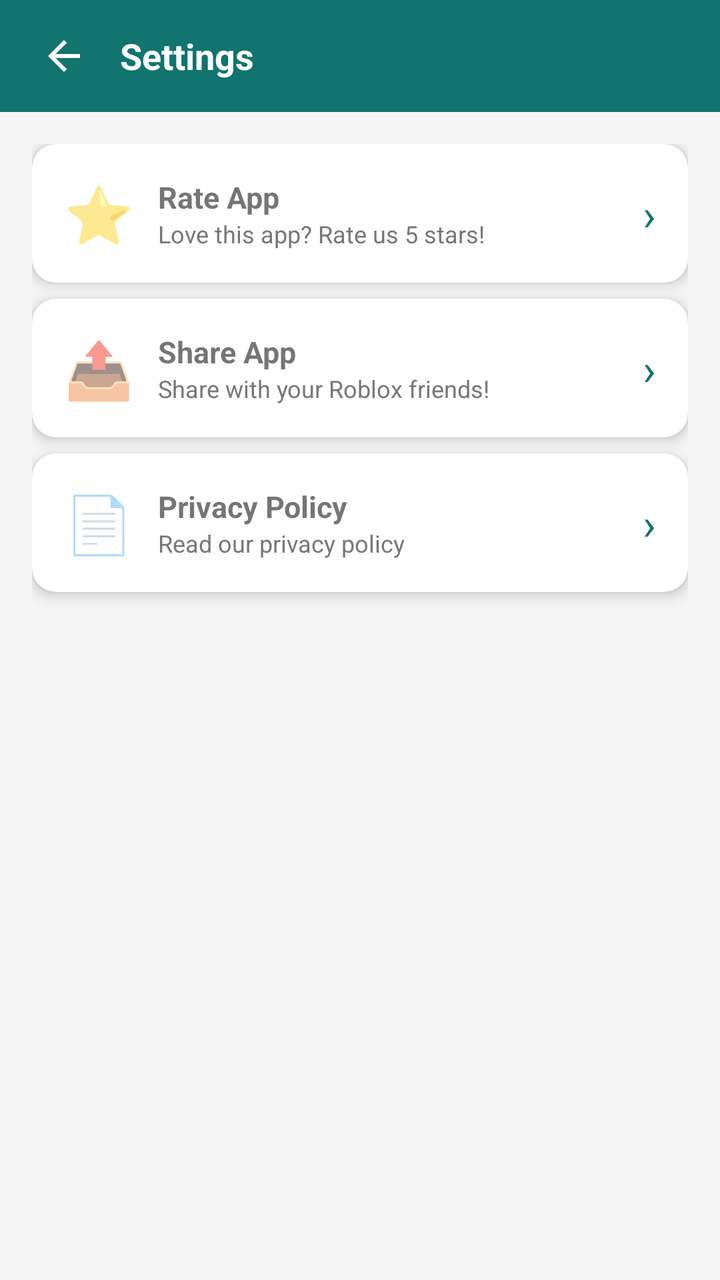
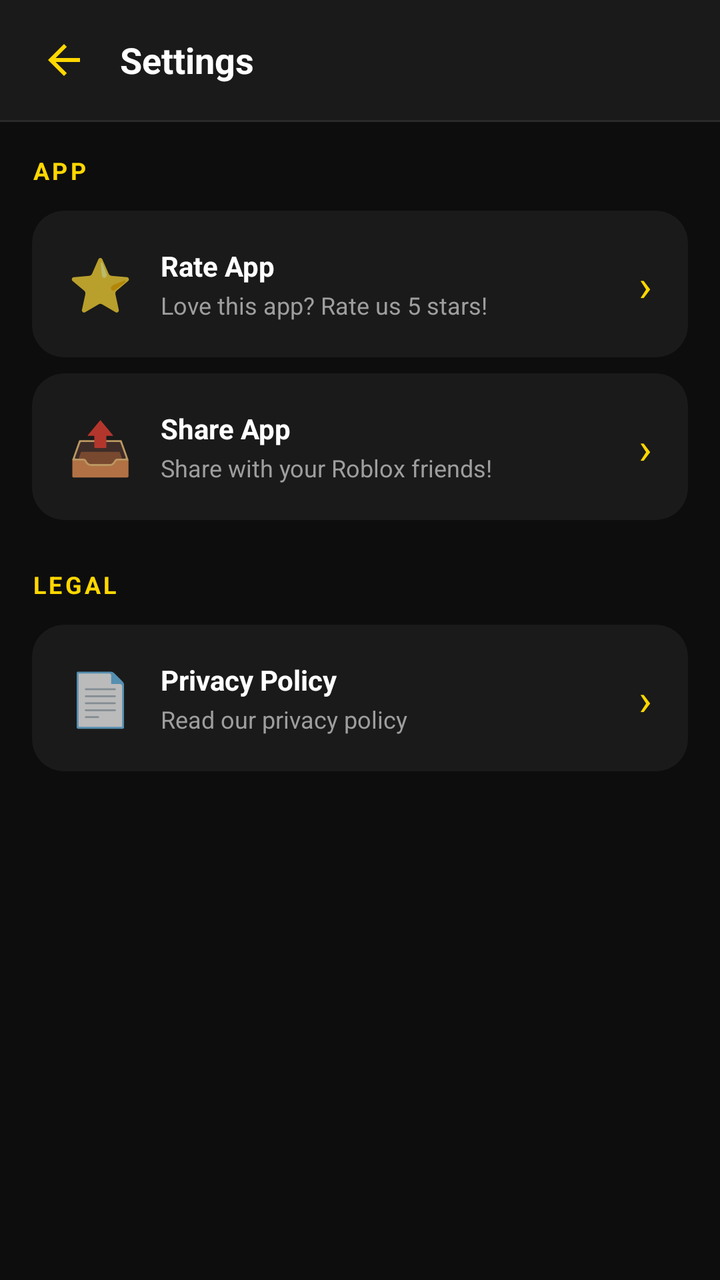

Screens rendered from an Android XML layout before and after an edit, with the pre-edit source and the edit as a unified diff.
<!-- AndroidManifest.xml: application theme Theme.RbxCalculatorRoboxCounter -->
<!-- res/layout/activity_setting.xml -->
<?xml version="1.0" encoding="utf-8"?>
<LinearLayout xmlns:android="http://schemas.android.com/apk/res/android"
    android:layout_width="match_parent"
    android:layout_height="match_parent"
    android:orientation="vertical"
    android:background="#F5F5F5">

    <LinearLayout android:layout_width="match_parent" android:layout_height="56dp"
        android:background="@color/theme_color" android:orientation="horizontal"
        android:gravity="center_vertical" android:paddingHorizontal="8dp">
        <ImageButton android:id="@+id/btnBack" android:layout_width="48dp" android:layout_height="48dp"
            android:background="?attr/selectableItemBackgroundBorderless"
            android:src="@drawable/ic_back_arrow" android:tint="#FFFFFF" android:contentDescription="Back"/>
        <TextView android:layout_width="0dp" android:layout_height="wrap_content" android:layout_weight="1"
            android:text="Settings" android:textColor="#FFFFFF" android:textSize="18sp"
            android:textStyle="bold" android:layout_marginStart="4dp"/>
    </LinearLayout>

    <ScrollView android:layout_width="match_parent" android:layout_height="0dp" android:layout_weight="1">
        <LinearLayout android:layout_width="match_parent" android:layout_height="wrap_content"
            android:orientation="vertical" android:padding="16dp">

            <androidx.cardview.widget.CardView xmlns:app="http://schemas.android.com/apk/res-auto"
                android:id="@+id/btnRate" android:layout_width="match_parent" android:layout_height="wrap_content"
                android:layout_marginBottom="8dp" app:cardCornerRadius="12dp" app:cardElevation="4dp">
                <LinearLayout android:layout_width="match_parent" android:layout_height="wrap_content"
                    android:orientation="horizontal" android:padding="16dp" android:gravity="center_vertical">
                    <TextView android:layout_width="wrap_content" android:layout_height="wrap_content"
                        android:text="⭐" android:textSize="28sp"/>
                    <LinearLayout android:layout_width="0dp" android:layout_height="wrap_content"
                        android:layout_weight="1" android:orientation="vertical" android:layout_marginStart="12dp">
                        <TextView android:layout_width="wrap_content" android:layout_height="wrap_content"
                            android:text="Rate App" android:textStyle="bold" android:textSize="15sp"/>
                        <TextView android:layout_width="wrap_content" android:layout_height="wrap_content"
                            android:text="Love this app? Rate us 5 stars!" android:textSize="12sp"
                            android:textColor="#777777"/>
                    </LinearLayout>
                    <TextView android:layout_width="wrap_content" android:layout_height="wrap_content"
                        android:text="›" android:textSize="22sp" android:textColor="@color/theme_color"/>
                </LinearLayout>
            </androidx.cardview.widget.CardView>

            <androidx.cardview.widget.CardView xmlns:app="http://schemas.android.com/apk/res-auto"
                android:id="@+id/btnShare" android:layout_width="match_parent" android:layout_height="wrap_content"
                android:layout_marginBottom="8dp" app:cardCornerRadius="12dp" app:cardElevation="4dp">
                <LinearLayout android:layout_width="match_parent" android:layout_height="wrap_content"
                    android:orientation="horizontal" android:padding="16dp" android:gravity="center_vertical">
                    <TextView android:layout_width="wrap_content" android:layout_height="wrap_content"
                        android:text="📤" android:textSize="28sp"/>
                    <LinearLayout android:layout_width="0dp" android:layout_height="wrap_content"
                        android:layout_weight="1" android:orientation="vertical" android:layout_marginStart="12dp">
                        <TextView android:layout_width="wrap_content" android:layout_height="wrap_content"
                            android:text="Share App" android:textStyle="bold" android:textSize="15sp"/>
                        <TextView android:layout_width="wrap_content" android:layout_height="wrap_content"
                            android:text="Share with your Roblox friends!" android:textSize="12sp"
                            android:textColor="#777777"/>
                    </LinearLayout>
                    <TextView android:layout_width="wrap_content" android:layout_height="wrap_content"
                        android:text="›" android:textSize="22sp" android:textColor="@color/theme_color"/>
                </LinearLayout>
            </androidx.cardview.widget.CardView>

            <androidx.cardview.widget.CardView xmlns:app="http://schemas.android.com/apk/res-auto"
                android:id="@+id/btnPolicy" android:layout_width="match_parent" android:layout_height="wrap_content"
                android:layout_marginBottom="8dp" app:cardCornerRadius="12dp" app:cardElevation="4dp">
                <LinearLayout android:layout_width="match_parent" android:layout_height="wrap_content"
                    android:orientation="horizontal" android:padding="16dp" android:gravity="center_vertical">
                    <TextView android:layout_width="wrap_content" android:layout_height="wrap_content"
                        android:text="📄" android:textSize="28sp"/>
                    <LinearLayout android:layout_width="0dp" android:layout_height="wrap_content"
                        android:layout_weight="1" android:orientation="vertical" android:layout_marginStart="12dp">
                        <TextView android:layout_width="wrap_content" android:layout_height="wrap_content"
                            android:text="Privacy Policy" android:textStyle="bold" android:textSize="15sp"/>
                        <TextView android:layout_width="wrap_content" android:layout_height="wrap_content"
                            android:text="Read our privacy policy" android:textSize="12sp"
                            android:textColor="#777777"/>
                    </LinearLayout>
                    <TextView android:layout_width="wrap_content" android:layout_height="wrap_content"
                        android:text="›" android:textSize="22sp" android:textColor="@color/theme_color"/>
                </LinearLayout>
            </androidx.cardview.widget.CardView>

        </LinearLayout>
    </ScrollView>
</LinearLayout>
<!-- resources referenced by this layout -->
<resources>
  <color name="theme_color">#11746e</color>
  <!-- drawable ic_back_arrow (drawable) -->
  <?xml version="1.0" encoding="utf-8"?>
  <vector xmlns:android="http://schemas.android.com/apk/res/android"
      android:width="24dp"
      android:height="24dp"
      android:viewportWidth="24"
      android:viewportHeight="24">
      <path
          android:fillColor="@android:color/white"
          android:pathData="M20,11H7.83l5.59,-5.59L12,4l-8,8 8,8 1.41,-1.41L7.83,13H20v-2z"/>
  </vector>
  <style name="Theme.RbxCalculatorRoboxCounter" parent="Theme.MaterialComponents.DayNight.NoActionBar">
          <item name="colorPrimary">@color/theme_color</item>
          <item name="colorPrimaryVariant">@color/theme_color</item>
          <item name="colorOnPrimary">@color/white</item>
          <item name="colorSecondary">@color/theme_color</item>
          <item name="colorOnSecondary">@color/white</item>
          <item name="android:statusBarColor">@color/theme_color</item>
          <item name="android:navigationBarColor">@color/white</item>
      </style>
  <style name="Theme.MaterialComponents.DayNight.NoActionBar" parent="@style/Theme.MaterialComponents.NoActionBar">
      </style>
  <color name="white">#FFFFFF</color>
</resources>

<!-- the commit's change to res/layout/activity_setting.xml (unified diff, before → after) -->
@@ -1,82 +1,101 @@
 <?xml version="1.0" encoding="utf-8"?>
 <LinearLayout xmlns:android="http://schemas.android.com/apk/res/android"
+    xmlns:app="http://schemas.android.com/apk/res-auto"
     android:layout_width="match_parent"
     android:layout_height="match_parent"
     android:orientation="vertical"
-    android:background="#F5F5F5">
+    android:background="@color/bg_primary">
 
-    <LinearLayout android:layout_width="match_parent" android:layout_height="56dp"
-        android:background="@color/theme_color" android:orientation="horizontal"
+    <LinearLayout android:layout_width="match_parent" android:layout_height="60dp"
+        android:background="@color/bg_surface" android:orientation="horizontal"
         android:gravity="center_vertical" android:paddingHorizontal="8dp">
         <ImageButton android:id="@+id/btnBack" android:layout_width="48dp" android:layout_height="48dp"
             android:background="?attr/selectableItemBackgroundBorderless"
-            android:src="@drawable/ic_back_arrow" android:tint="#FFFFFF" android:contentDescription="Back"/>
+            android:src="@drawable/ic_back_arrow" android:tint="@color/gold" android:contentDescription="Back"/>
         <TextView android:layout_width="0dp" android:layout_height="wrap_content" android:layout_weight="1"
-            android:text="Settings" android:textColor="#FFFFFF" android:textSize="18sp"
+            android:text="Settings" android:textColor="@color/text_primary" android:textSize="18sp"
             android:textStyle="bold" android:layout_marginStart="4dp"/>
     </LinearLayout>
+
+    <View android:layout_width="match_parent" android:layout_height="1dp" android:background="@color/bg_divider" />
 
     <ScrollView android:layout_width="match_parent" android:layout_height="0dp" android:layout_weight="1">
         <LinearLayout android:layout_width="match_parent" android:layout_height="wrap_content"
             android:orientation="vertical" android:padding="16dp">
 
-            <androidx.cardview.widget.CardView xmlns:app="http://schemas.android.com/apk/res-auto"
+            <TextView android:layout_width="wrap_content" android:layout_height="wrap_content"
+                android:text="APP"
+                android:textColor="@color/gold" android:textSize="12sp" android:textStyle="bold"
+                android:letterSpacing="0.12" android:paddingBottom="12dp"/>
+
+            <androidx.cardview.widget.CardView
                 android:id="@+id/btnRate" android:layout_width="match_parent" android:layout_height="wrap_content"
-                android:layout_marginBottom="8dp" app:cardCornerRadius="12dp" app:cardElevation="4dp">
+                android:layout_marginBottom="8dp" app:cardCornerRadius="16dp" app:cardElevation="0dp"
+                app:cardBackgroundColor="@color/bg_surface">
                 <LinearLayout android:layout_width="match_parent" android:layout_height="wrap_content"
-                    android:orientation="horizontal" android:padding="16dp" android:gravity="center_vertical">
+                    android:orientation="horizontal" android:padding="18dp" android:gravity="center_vertical">
                     <TextView android:layout_width="wrap_content" android:layout_height="wrap_content"
-                        android:text="⭐" android:textSize="28sp"/>
+                        android:text="⭐" android:textSize="26sp"/>
                     <LinearLayout android:layout_width="0dp" android:layout_height="wrap_content"
-                        android:layout_weight="1" android:orientation="vertical" android:layout_marginStart="12dp">
+                        android:layout_weight="1" android:orientation="vertical" android:layout_marginStart="14dp">
                         <TextView android:layout_width="wrap_content" android:layout_height="wrap_content"
-                            android:text="Rate App" android:textStyle="bold" android:textSize="15sp"/>
+                            android:text="Rate App" android:textStyle="bold" android:textSize="14sp"
+                            android:textColor="@color/text_primary"/>
                         <TextView android:layout_width="wrap_content" android:layout_height="wrap_content"
                             android:text="Love this app? Rate us 5 stars!" android:textSize="12sp"
-                            android:textColor="#777777"/>
+                            android:textColor="@color/text_secondary" android:layout_marginTop="2dp"/>
                     </LinearLayout>
                     <TextView android:layout_width="wrap_content" android:layout_height="wrap_content"
-                        android:text="›" android:textSize="22sp" android:textColor="@color/theme_color"/>
+                        android:text="›" android:textSize="22sp" android:textColor="@color/gold"/>
                 </LinearLayout>
             </androidx.cardview.widget.CardView>
 
-            <androidx.cardview.widget.CardView xmlns:app="http://schemas.android.com/apk/res-auto"
+            <androidx.cardview.widget.CardView
                 android:id="@+id/btnShare" android:layout_width="match_parent" android:layout_height="wrap_content"
-                android:layout_marginBottom="8dp" app:cardCornerRadius="12dp" app:cardElevation="4dp">
+                android:layout_marginBottom="8dp" app:cardCornerRadius="16dp" app:cardElevation="0dp"
+                app:cardBackgroundColor="@color/bg_surface">
                 <LinearLayout android:layout_width="match_parent" android:layout_height="wrap_content"
-                    android:orientation="horizontal" android:padding="16dp" android:gravity="center_vertical">
+                    android:orientation="horizontal" android:padding="18dp" android:gravity="center_vertical">
                     <TextView android:layout_width="wrap_content" android:layout_height="wrap_content"
-                        android:text="📤" android:textSize="28sp"/>
+                        android:text="📤" android:textSize="26sp"/>
                     <LinearLayout android:layout_width="0dp" android:layout_height="wrap_content"
-                        android:layout_weight="1" android:orientation="vertical" android:layout_marginStart="12dp">
+                        android:layout_weight="1" android:orientation="vertical" android:layout_marginStart="14dp">
                         <TextView android:layout_width="wrap_content" android:layout_height="wrap_content"
-                            android:text="Share App" android:textStyle="bold" android:textSize="15sp"/>
+                            android:text="Share App" android:textStyle="bold" android:textSize="14sp"
+                            android:textColor="@color/text_primary"/>
                         <TextView android:layout_width="wrap_content" android:layout_height="wrap_content"
                             android:text="Share with your Roblox friends!" android:textSize="12sp"
-                            android:textColor="#777777"/>
+                            android:textColor="@color/text_secondary" android:layout_marginTop="2dp"/>
                     </LinearLayout>
                     <TextView android:layout_width="wrap_content" android:layout_height="wrap_content"
-                        android:text="›" android:textSize="22sp" android:textColor="@color/theme_color"/>
+                        android:text="›" android:textSize="22sp" android:textColor="@color/gold"/>
                 </LinearLayout>
             </androidx.cardview.widget.CardView>
 
-            <androidx.cardview.widget.CardView xmlns:app="http://schemas.android.com/apk/res-auto"
+            <TextView android:layout_width="wrap_content" android:layout_height="wrap_content"
+                android:text="LEGAL"
+                android:textColor="@color/gold" android:textSize="12sp" android:textStyle="bold"
+                android:letterSpacing="0.12" android:paddingTop="16dp" android:paddingBottom="12dp"/>
+
+            <androidx.cardview.widget.CardView
                 android:id="@+id/btnPolicy" android:layout_width="match_parent" android:layout_height="wrap_content"
-                android:layout_marginBottom="8dp" app:cardCornerRadius="12dp" app:cardElevation="4dp">
+                android:layout_marginBottom="8dp" app:cardCornerRadius="16dp" app:cardElevation="0dp"
+                app:cardBackgroundColor="@color/bg_surface">
                 <LinearLayout android:layout_width="match_parent" android:layout_height="wrap_content"
-                    android:orientation="horizontal" android:padding="16dp" android:gravity="center_vertical">
+                    android:orientation="horizontal" android:padding="18dp" android:gravity="center_vertical">
                     <TextView android:layout_width="wrap_content" android:layout_height="wrap_content"
-                        android:text="📄" android:textSize="28sp"/>
+                        android:text="📄" android:textSize="26sp"/>
                     <LinearLayout android:layout_width="0dp" android:layout_height="wrap_content"
-                        android:layout_weight="1" android:orientation="vertical" android:layout_marginStart="12dp">
+                        android:layout_weight="1" android:orientation="vertical" android:layout_marginStart="14dp">
                         <TextView android:layout_width="wrap_content" android:layout_height="wrap_content"
-                            android:text="Privacy Policy" android:textStyle="bold" android:textSize="15sp"/>
+                            android:text="Privacy Policy" android:textStyle="bold" android:textSize="14sp"
+                            android:textColor="@color/text_primary"/>
                         <TextView android:layout_width="wrap_content" android:layout_height="wrap_content"
                             android:text="Read our privacy policy" android:textSize="12sp"
-                            android:textColor="#777777"/>
+                            android:textColor="@color/text_secondary" android:layout_marginTop="2dp"/>
                     </LinearLayout>
                     <TextView android:layout_width="wrap_content" android:layout_height="wrap_content"
-                        android:text="›" android:textSize="22sp" android:textColor="@color/theme_color"/>
+                        android:text="›" android:textSize="22sp" android:textColor="@color/gold"/>
                 </LinearLayout>
             </androidx.cardview.widget.CardView>
 
<!-- resource entries referenced after the edit -->
@@ -1,6 +1,11 @@
 <!-- resources referenced by this layout -->
 <resources>
-  <color name="theme_color">#11746e</color>
+  <color name="bg_divider">#2A2A2A</color>
+  <color name="bg_primary">#0D0D0D</color>
+  <color name="bg_surface">#1A1A1A</color>
+  <color name="gold">#FFD700</color>
+  <color name="text_primary">#FFFFFF</color>
+  <color name="text_secondary">#9E9E9E</color>
   <!-- drawable ic_back_arrow (drawable) -->
   <?xml version="1.0" encoding="utf-8"?>
   <vector xmlns:android="http://schemas.android.com/apk/res/android"
@@ -12,17 +17,31 @@
           android:fillColor="@android:color/white"
           android:pathData="M20,11H7.83l5.59,-5.59L12,4l-8,8 8,8 1.41,-1.41L7.83,13H20v-2z"/>
   </vector>
-  <style name="Theme.RbxCalculatorRoboxCounter" parent="Theme.MaterialComponents.DayNight.NoActionBar">
-          <item name="colorPrimary">@color/theme_color</item>
-          <item name="colorPrimaryVariant">@color/theme_color</item>
-          <item name="colorOnPrimary">@color/white</item>
-          <item name="colorSecondary">@color/theme_color</item>
-          <item name="colorOnSecondary">@color/white</item>
-          <item name="android:statusBarColor">@color/theme_color</item>
-          <item name="android:navigationBarColor">@color/white</item>
+  <style name="Theme.RbxCalculatorRoboxCounter" parent="Theme.MaterialComponents.NoActionBar">
+          
+          <item name="colorPrimary">@color/gold</item>
+          <item name="colorPrimaryVariant">@color/gold_dim</item>
+          <item name="colorOnPrimary">@color/text_on_gold</item>
+          <item name="colorSecondary">@color/gold</item>
+          <item name="colorOnSecondary">@color/text_on_gold</item>
+  
+          
+          <item name="android:colorBackground">@color/bg_primary</item>
+          <item name="colorSurface">@color/bg_surface</item>
+          <item name="colorOnSurface">@color/text_primary</item>
+          <item name="colorOnBackground">@color/text_primary</item>
+  
+          
+          <item name="android:statusBarColor">@color/bg_primary</item>
+          <item name="android:navigationBarColor">@color/bg_primary</item>
+          <item name="android:windowLightStatusBar">false</item>
+  
+          
+          <item name="colorControlActivated">@color/gold</item>
+          <item name="colorControlHighlight">@color/gold_20</item>
       </style>
-  <style name="Theme.MaterialComponents.DayNight.NoActionBar" parent="@style/Theme.MaterialComponents.NoActionBar">
-      </style>
-  <color name="white">#FFFFFF</color>
+  <color name="gold_dim">#B8860B</color>
+  <color name="text_on_gold">#000000</color>
+  <color name="gold_20">#33FFD700</color>
 </resources>
 
